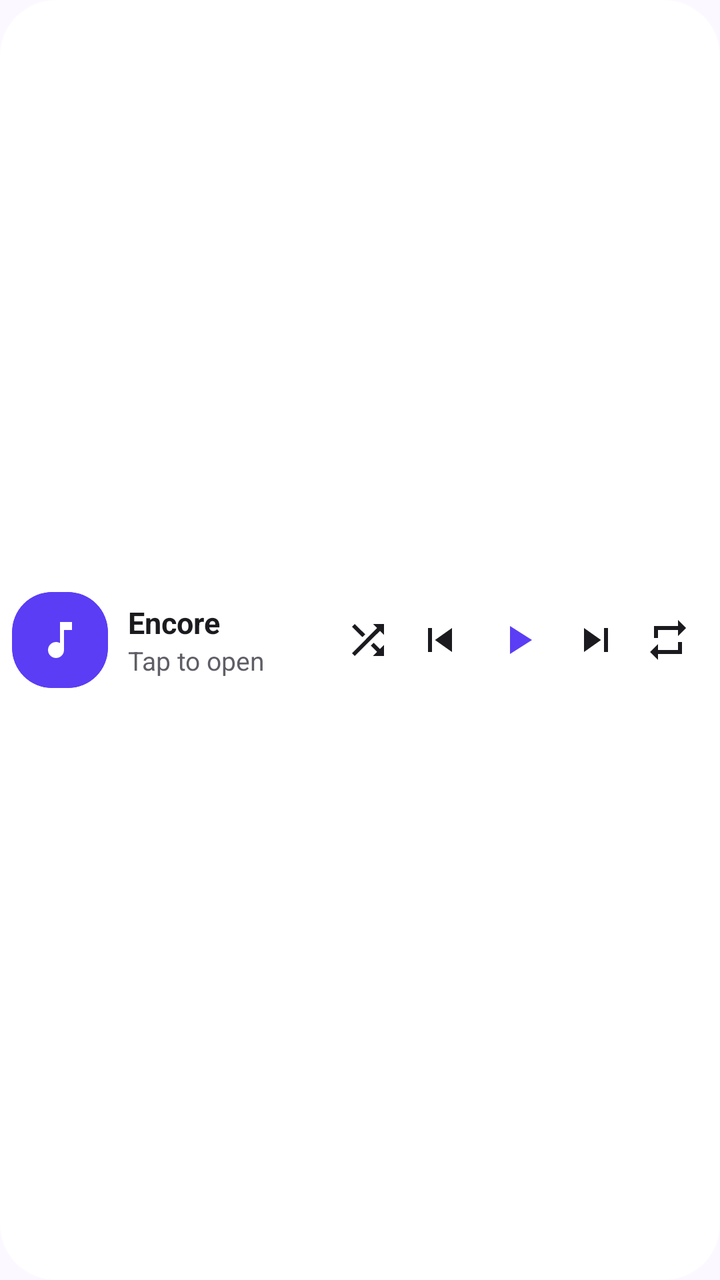
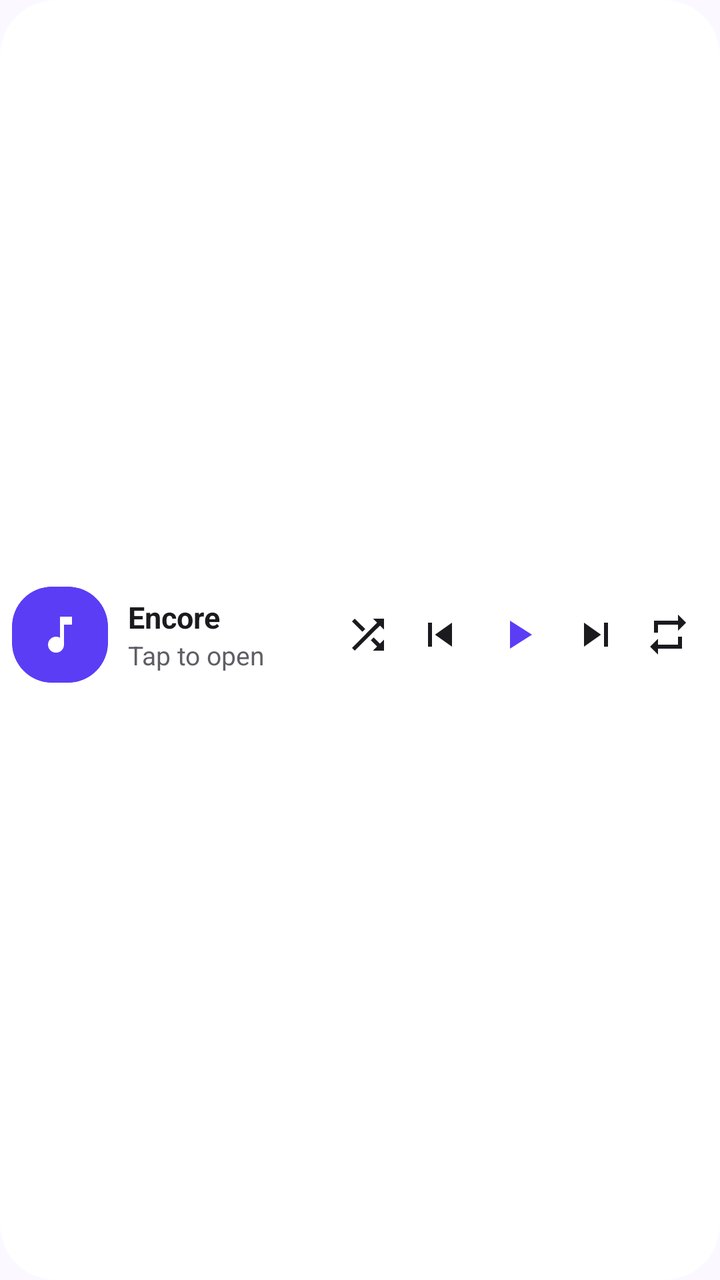

An Android layout rendered at two revisions. The XML below is the earlier revision; the diff shows what the commit changed to produce the second picture.
<!-- AndroidManifest.xml: application theme Theme.Encore -->
<!-- res/layout/widget.xml -->
<?xml version="1.0" encoding="utf-8"?>
<LinearLayout xmlns:android="http://schemas.android.com/apk/res/android"
    android:id="@+id/widget_root"
    android:layout_width="match_parent"
    android:layout_height="match_parent"
    android:background="@drawable/widget_background"
    android:gravity="center_vertical"
    android:orientation="horizontal"
    android:paddingStart="6dp"
    android:paddingTop="6dp"
    android:paddingEnd="8dp"
    android:paddingBottom="6dp">

    <ImageView
        android:id="@+id/widget_art"
        android:layout_width="48dp"
        android:layout_height="48dp"
        android:background="@drawable/widget_art_background"
        android:clipToOutline="true"
        android:importantForAccessibility="no"
        android:scaleType="centerCrop"
        android:src="@drawable/widget_art_placeholder" />

    <LinearLayout
        android:id="@+id/widget_info"
        android:layout_width="0dp"
        android:layout_height="match_parent"
        android:layout_marginStart="10dp"
        android:layout_marginEnd="4dp"
        android:layout_weight="1"
        android:gravity="center_vertical|start"
        android:orientation="vertical">

        <TextView
            android:id="@+id/widget_title"
            android:layout_width="match_parent"
            android:layout_height="wrap_content"
            android:ellipsize="end"
            android:maxLines="1"
            android:text="@string/app_name"
            android:textAlignment="viewStart"
            android:textColor="@color/widget_text"
            android:textSize="15sp"
            android:textStyle="bold" />

        <TextView
            android:id="@+id/widget_artist"
            android:layout_width="match_parent"
            android:layout_height="wrap_content"
            android:ellipsize="end"
            android:maxLines="1"
            android:text="@string/widget_idle"
            android:textAlignment="viewStart"
            android:textColor="@color/widget_text_secondary"
            android:textSize="13sp" />
    </LinearLayout>

    <ImageButton
        android:id="@+id/widget_shuffle"
        android:layout_width="36dp"
        android:layout_height="36dp"
        android:background="@drawable/widget_button_background"
        android:contentDescription="@string/shuffle_off"
        android:src="@drawable/ic_shuffle"
        android:tint="@color/widget_text" />

    <ImageButton
        android:id="@+id/widget_previous"
        android:layout_width="36dp"
        android:layout_height="36dp"
        android:background="@drawable/widget_button_background"
        android:contentDescription="@string/action_previous"
        android:src="@drawable/ic_skip_previous"
        android:tint="@color/widget_text" />

    <ImageButton
        android:id="@+id/widget_play_pause"
        android:layout_width="42dp"
        android:layout_height="42dp"
        android:background="@drawable/widget_button_background"
        android:contentDescription="@string/action_play"
        android:src="@drawable/ic_play"
        android:tint="@color/accent" />

    <ImageButton
        android:id="@+id/widget_next"
        android:layout_width="36dp"
        android:layout_height="36dp"
        android:background="@drawable/widget_button_background"
        android:contentDescription="@string/action_next"
        android:src="@drawable/ic_skip_next"
        android:tint="@color/widget_text" />

    <ImageButton
        android:id="@+id/widget_repeat"
        android:layout_width="36dp"
        android:layout_height="36dp"
        android:background="@drawable/widget_button_background"
        android:contentDescription="@string/repeat_off"
        android:src="@drawable/ic_repeat"
        android:tint="@color/widget_text" />
</LinearLayout>
<!-- resources referenced by this layout -->
<resources>
  <color name="accent">#5B3DF5</color>
  <color name="widget_text">#FF1B1B1F</color>
  <color name="widget_text_secondary">#FF5F5E66</color>
  <!-- drawable ic_play (drawable) -->
  <vector xmlns:android="http://schemas.android.com/apk/res/android"
      android:width="24dp"
      android:height="24dp"
      android:viewportWidth="24"
      android:viewportHeight="24">
      <path
          android:fillColor="@android:color/white"
          android:pathData="M8,5v14l11,-7z" />
  </vector>
  <!-- drawable ic_repeat (drawable) -->
  <vector xmlns:android="http://schemas.android.com/apk/res/android"
      android:width="24dp"
      android:height="24dp"
      android:viewportWidth="24"
      android:viewportHeight="24">
      <path
          android:fillColor="@android:color/white"
          android:pathData="M7,7h10v3l4,-4 -4,-4v3H5v6h2V7zM17,17H7v-3l-4,4 4,4v-3h12v-6h-2v4z" />
  </vector>
  <!-- drawable ic_shuffle (drawable) -->
  <vector xmlns:android="http://schemas.android.com/apk/res/android"
      android:width="24dp"
      android:height="24dp"
      android:viewportWidth="24"
      android:viewportHeight="24">
      <path
          android:fillColor="@android:color/white"
          android:pathData="M10.59,9.17L5.41,4 4,5.41l5.17,5.17 1.42,-1.41zM14.5,4l2.04,2.04L4,18.59 5.41,20 17.96,7.46 20,9.5V4h-5.5zM14.83,13.41l-1.41,1.41 3.13,3.13L14.5,20H20v-5.5l-2.04,2.04 -3.13,-3.13z" />
  </vector>
  <!-- drawable ic_skip_next (drawable) -->
  <vector xmlns:android="http://schemas.android.com/apk/res/android"
      android:width="24dp"
      android:height="24dp"
      android:viewportWidth="24"
      android:viewportHeight="24">
      <path
          android:fillColor="@android:color/white"
          android:pathData="M6,18l8.5,-6L6,6v12zM16,6v12h2V6h-2z" />
  </vector>
  <!-- drawable ic_skip_previous (drawable) -->
  <vector xmlns:android="http://schemas.android.com/apk/res/android"
      android:width="24dp"
      android:height="24dp"
      android:viewportWidth="24"
      android:viewportHeight="24">
      <path
          android:fillColor="@android:color/white"
          android:pathData="M6,6h2v12H6zM9.5,12l8.5,6V6z" />
  </vector>
  <!-- drawable widget_art_background (drawable) -->
  <?xml version="1.0" encoding="utf-8"?>
  <shape xmlns:android="http://schemas.android.com/apk/res/android" android:shape="rectangle">
      <solid android:color="@color/accent" />
      <corners android:radius="20dp" />
  </shape>
  <!-- drawable widget_background (drawable) -->
  <?xml version="1.0" encoding="utf-8"?>
  <shape xmlns:android="http://schemas.android.com/apk/res/android" android:shape="rectangle">
      <solid android:color="@color/widget_background" />
      <corners android:radius="28dp" />
  </shape>
  <!-- drawable widget_button_background (drawable) -->
  <?xml version="1.0" encoding="utf-8"?>
  <ripple xmlns:android="http://schemas.android.com/apk/res/android" android:color="#33888888">
      <item android:id="@android:id/mask">
          <shape android:shape="oval">
              <solid android:color="#FFFFFFFF" />
          </shape>
      </item>
  </ripple>
  <string name="action_next">Next</string>
  <string name="action_play">Play</string>
  <string name="action_previous">Previous</string>
  <string name="app_name" translatable="false">Encore</string>
  <string name="repeat_off">Repeat off</string>
  <string name="shuffle_off">Shuffle off</string>
  <string name="widget_idle">Tap to open</string>
  <style name="Theme.Encore" parent="android:Theme.Material.Light.NoActionBar">
          <item name="android:windowBackground">@color/window_background</item>
          <item name="android:colorAccent">@color/accent</item>
      </style>
  <color name="widget_background">#F2FFFFFF</color>
  <color name="window_background">#FFFBF8FF</color>
  <!-- unchanged entries left out for length: 1 -->
</resources>

<!-- the commit's change to res/layout/widget.xml (unified diff, before → after) -->
@@ -4,99 +4,123 @@
     android:layout_width="match_parent"
     android:layout_height="match_parent"
     android:background="@drawable/widget_background"
-    android:gravity="center_vertical"
-    android:orientation="horizontal"
+    android:orientation="vertical"
     android:paddingStart="6dp"
     android:paddingTop="6dp"
     android:paddingEnd="8dp"
     android:paddingBottom="6dp">
 
-    <ImageView
-        android:id="@+id/widget_art"
-        android:layout_width="48dp"
-        android:layout_height="48dp"
-        android:background="@drawable/widget_art_background"
-        android:clipToOutline="true"
-        android:importantForAccessibility="no"
-        android:scaleType="centerCrop"
-        android:src="@drawable/widget_art_placeholder" />
+    <LinearLayout
+        android:id="@+id/widget_row"
+        android:layout_width="match_parent"
+        android:layout_height="0dp"
+        android:layout_weight="1"
+        android:gravity="center_vertical"
+        android:orientation="horizontal">
 
-    <LinearLayout
-        android:id="@+id/widget_info"
-        android:layout_width="0dp"
-        android:layout_height="match_parent"
-        android:layout_marginStart="10dp"
-        android:layout_marginEnd="4dp"
-        android:layout_weight="1"
-        android:gravity="center_vertical|start"
-        android:orientation="vertical">
+        <ImageView
+            android:id="@+id/widget_art"
+            android:layout_width="48dp"
+            android:layout_height="48dp"
+            android:background="@drawable/widget_art_background"
+            android:clipToOutline="true"
+            android:importantForAccessibility="no"
+            android:scaleType="centerCrop"
+            android:src="@drawable/widget_art_placeholder" />
 
-        <TextView
-            android:id="@+id/widget_title"
-            android:layout_width="match_parent"
-            android:layout_height="wrap_content"
-            android:ellipsize="end"
-            android:maxLines="1"
-            android:text="@string/app_name"
-            android:textAlignment="viewStart"
-            android:textColor="@color/widget_text"
-            android:textSize="15sp"
-            android:textStyle="bold" />
+        <LinearLayout
+            android:id="@+id/widget_info"
+            android:layout_width="0dp"
+            android:layout_height="match_parent"
+            android:layout_marginStart="10dp"
+            android:layout_marginEnd="4dp"
+            android:layout_weight="1"
+            android:gravity="center_vertical|start"
+            android:orientation="vertical">
 
-        <TextView
-            android:id="@+id/widget_artist"
-            android:layout_width="match_parent"
-            android:layout_height="wrap_content"
-            android:ellipsize="end"
-            android:maxLines="1"
-            android:text="@string/widget_idle"
-            android:textAlignment="viewStart"
-            android:textColor="@color/widget_text_secondary"
-            android:textSize="13sp" />
+            <TextView
+                android:id="@+id/widget_title"
+                android:layout_width="match_parent"
+                android:layout_height="wrap_content"
+                android:ellipsize="end"
+                android:maxLines="1"
+                android:text="@string/app_name"
+                android:textAlignment="viewStart"
+                android:textColor="@color/widget_text"
+                android:textSize="15sp"
+                android:textStyle="bold" />
+
+            <TextView
+                android:id="@+id/widget_artist"
+                android:layout_width="match_parent"
+                android:layout_height="wrap_content"
+                android:ellipsize="end"
+                android:maxLines="1"
+                android:text="@string/widget_idle"
+                android:textAlignment="viewStart"
+                android:textColor="@color/widget_text_secondary"
+                android:textSize="13sp" />
+        </LinearLayout>
+
+        <ImageButton
+            android:id="@+id/widget_shuffle"
+            android:layout_width="36dp"
+            android:layout_height="36dp"
+            android:background="@drawable/widget_button_background"
+            android:contentDescription="@string/shuffle_off"
+            android:src="@drawable/ic_shuffle"
+            android:tint="@color/widget_text" />
+
+        <ImageButton
+            android:id="@+id/widget_previous"
+            android:layout_width="36dp"
+            android:layout_height="36dp"
+            android:background="@drawable/widget_button_background"
+            android:contentDescription="@string/action_previous"
+            android:src="@drawable/ic_skip_previous"
+            android:tint="@color/widget_text" />
+
+        <ImageButton
+            android:id="@+id/widget_play_pause"
+            android:layout_width="42dp"
+            android:layout_height="42dp"
+            android:background="@drawable/widget_button_background"
+            android:contentDescription="@string/action_play"
+            android:src="@drawable/ic_play"
+            android:tint="@color/accent" />
+
+        <ImageButton
+            android:id="@+id/widget_next"
+            android:layout_width="36dp"
+            android:layout_height="36dp"
+            android:background="@drawable/widget_button_background"
+            android:contentDescription="@string/action_next"
+            android:src="@drawable/ic_skip_next"
+            android:tint="@color/widget_text" />
+
+        <ImageButton
+            android:id="@+id/widget_repeat"
+            android:layout_width="36dp"
+            android:layout_height="36dp"
+            android:background="@drawable/widget_button_background"
+            android:contentDescription="@string/repeat_off"
+            android:src="@drawable/ic_repeat"
+            android:tint="@color/widget_text" />
     </LinearLayout>
 
-    <ImageButton
-        android:id="@+id/widget_shuffle"
-        android:layout_width="36dp"
-        android:layout_height="36dp"
-        android:background="@drawable/widget_button_background"
-        android:contentDescription="@string/shuffle_off"
-        android:src="@drawable/ic_shuffle"
-        android:tint="@color/widget_text" />
-
-    <ImageButton
-        android:id="@+id/widget_previous"
-        android:layout_width="36dp"
-        android:layout_height="36dp"
-        android:background="@drawable/widget_button_background"
-        android:contentDescription="@string/action_previous"
-        android:src="@drawable/ic_skip_previous"
-        android:tint="@color/widget_text" />
-
-    <ImageButton
-        android:id="@+id/widget_play_pause"
-        android:layout_width="42dp"
-        android:layout_height="42dp"
-        android:background="@drawable/widget_button_background"
-        android:contentDescription="@string/action_play"
-        android:src="@drawable/ic_play"
-        android:tint="@color/accent" />
-
-    <ImageButton
-        android:id="@+id/widget_next"
-        android:layout_width="36dp"
-        android:layout_height="36dp"
-        android:background="@drawable/widget_button_background"
-        android:contentDescription="@string/action_next"
-        android:src="@drawable/ic_skip_next"
-        android:tint="@color/widget_text" />
-
-    <ImageButton
-        android:id="@+id/widget_repeat"
-        android:layout_width="36dp"
-        android:layout_height="36dp"
-        android:background="@drawable/widget_button_background"
-        android:contentDescription="@string/repeat_off"
-        android:src="@drawable/ic_repeat"
-        android:tint="@color/widget_text" />
+    <ProgressBar
+        android:id="@+id/widget_progress"
+        style="?android:attr/progressBarStyleHorizontal"
+        android:layout_width="match_parent"
+        android:layout_height="3dp"
+        android:layout_marginStart="16dp"
+        android:layout_marginTop="2dp"
+        android:layout_marginEnd="16dp"
+        android:importantForAccessibility="no"
+        android:indeterminate="false"
+        android:max="1000"
+        android:progress="0"
+        android:progressBackgroundTint="@color/widget_text_secondary"
+        android:progressTint="@color/accent"
+        android:visibility="invisible" />
 </LinearLayout>
